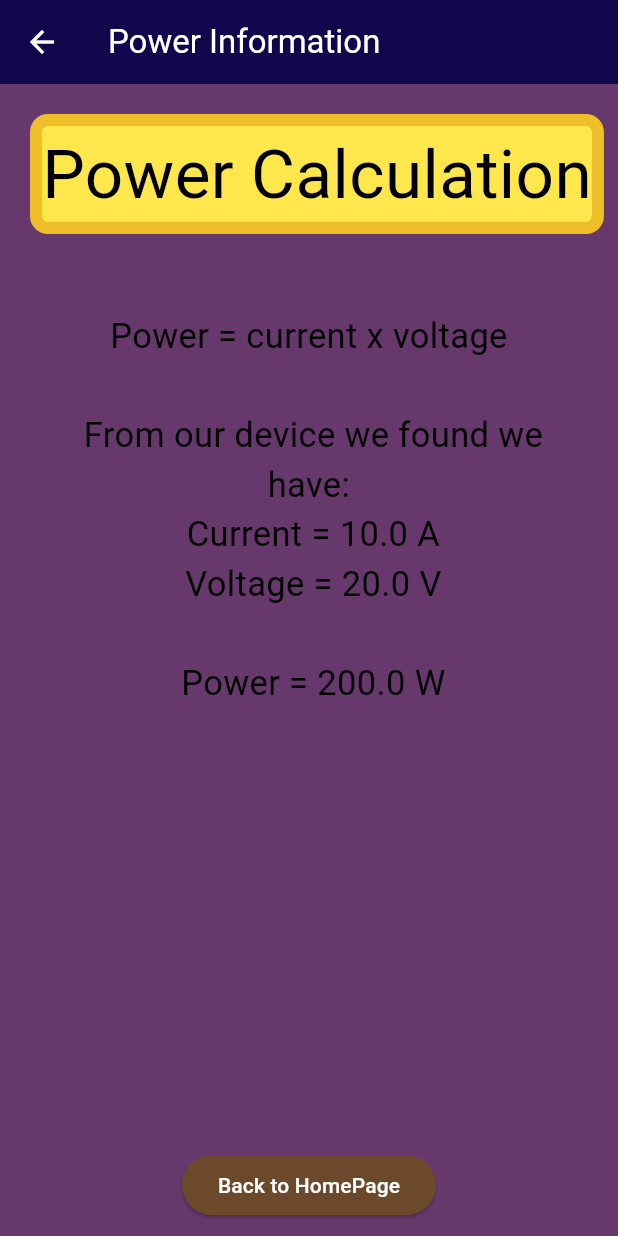
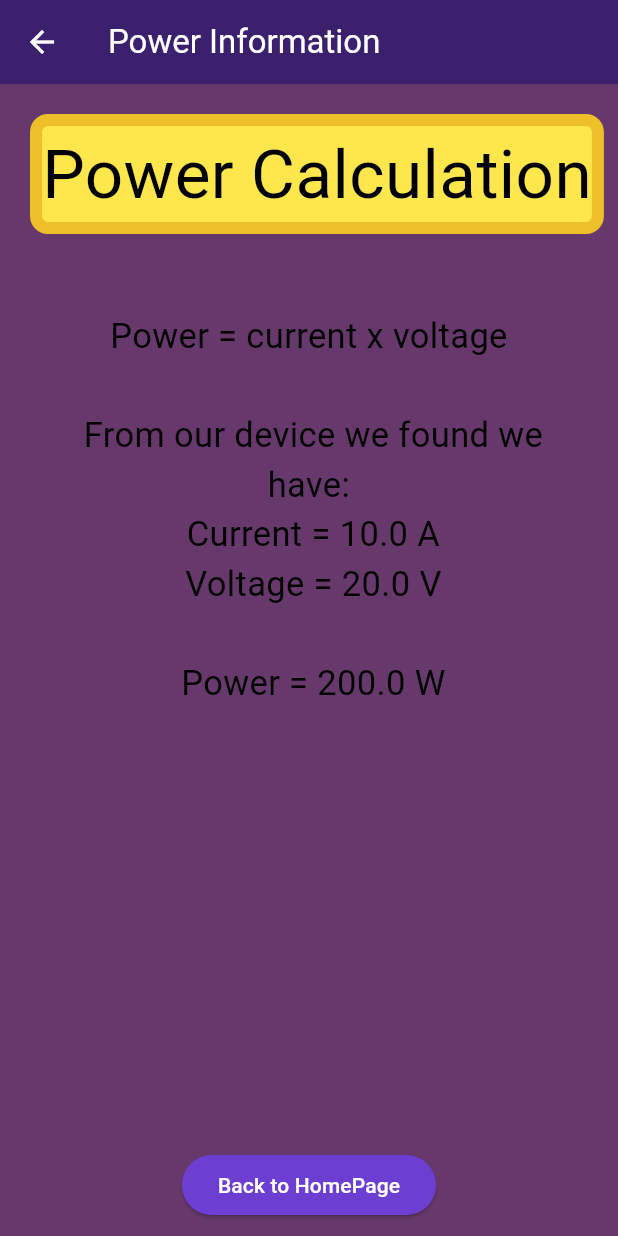
Before and after one commit to Vjain42/weceEOH_2024_25, a Flutter app: the screen it shows after launch, after a tap on an icon or button, on a phone screen of 412 x 824 dp. Run offline on Flutter 3.47's test engine with Material 3 defaults, Android fonts, the phone set to English and light mode, and no system bars; our stand-ins replace flutter_blue.

Commit message:
(maybe) fix height and theme colors

```diff
--- a/wece_hexapod_app/lib/homepage.dart
+++ b/wece_hexapod_app/lib/homepage.dart
@@ -84,7 +84,7 @@ class _HomePageState extends State<HomePage> {
         // Here we take the value from the MyHomePage object that was created by
         // the App.build method, and use it to set our appbar title.
         title: Text(widget.title),
-        backgroundColor: AppColors.purple,
+        backgroundColor: AppColors.indigo,
       ),
       body: Center(
         // Center is a layout widget. It takes a single child and positions it
@@ -213,7 +213,7 @@ class _HomePageState extends State<HomePage> {
                           );
                         },
                         style: ElevatedButton.styleFrom(
-                          backgroundColor: AppColors.yellow1,
+                          backgroundColor: AppColors.pink,
                         ),
                       ),
                     ),
@@ -237,7 +237,7 @@ class _HomePageState extends State<HomePage> {
                           );
                         },
                         style: ElevatedButton.styleFrom(
-                          backgroundColor: AppColors.yellow1,
+                          backgroundColor: AppColors.pink,
                         ),
                       ),
                     ),
@@ -260,7 +260,7 @@ class _HomePageState extends State<HomePage> {
                           });
                         },
                         style: ElevatedButton.styleFrom(
-                          backgroundColor: AppColors.yellow1,
+                          backgroundColor: AppColors.pink,
                         ),
                       ),
                     ),
--- a/wece_hexapod_app/lib/power_page.dart
+++ b/wece_hexapod_app/lib/power_page.dart
@@ -15,7 +15,7 @@ class _PowerPageState extends State<PowerInfo> {
     return Scaffold(
       appBar: AppBar(
         title: const Text("Power Information"),
-        backgroundColor: AppColors.purple,
+        backgroundColor: AppColors.indigo,
       ),
       body: Center(
         child: Column(
@@ -67,7 +67,7 @@ class _PowerPageState extends State<PowerInfo> {
                         Navigator.pop(context);
                       },
                       style: ElevatedButton.styleFrom(
-                        foregroundColor: AppColors.white, backgroundColor: AppColors.brown,
+                        foregroundColor: AppColors.white, backgroundColor: AppColors.purple,
                       ),
                     ),
                 ),
--- a/wece_hexapod_app/lib/theme.dart
+++ b/wece_hexapod_app/lib/theme.dart
@@ -14,10 +14,16 @@ class AppColors {
   static const yellow1 = Color(0xFFFDE74C);
   static const brown = Color(0xFF6C492B);
   static const yellow2 = Color(0xFFEEBF29);
-  static const purple = Color(0xFF10074C);
+  // 2025 new theme color palette
   static const pink = Color(0xFFCD66BB);
   static const cream = Color(0xFFF7F4DB);
   static const mauve = Color(0xFF67386C);
+  static const darkBlue = Color(0xFF170652);
+  static const purple = Color(0xFF6D3ED2);
+  static const deepPurple = Color(0xFF452589);
+  static const indigo = Color(0xFF3A206D);
+  static const grayishPurple = Color(0xFF4C456D);
+  static const gray = Color(0xFF84848C);
 
   //extras
   static const white = Color(0xFFFFFFFF);
--- a/wece_hexapod_app/lib/weather_page.dart
+++ b/wece_hexapod_app/lib/weather_page.dart
@@ -15,7 +15,7 @@ class _WeatherPageState extends State<WeatherInfo> {
     return Scaffold(
       appBar: AppBar(
         title: const Text("Weather Information"),
-        backgroundColor: AppColors.blue2,
+        backgroundColor: AppColors.indigo,
       ),
       body: Center(
         child: Column(
@@ -66,7 +66,7 @@ class _WeatherPageState extends State<WeatherInfo> {
                       Navigator.pop(context);
                     },
                     style: ElevatedButton.styleFrom(
-                      foregroundColor: AppColors.white, backgroundColor: AppColors.brown,
+                      foregroundColor: AppColors.white, backgroundColor: AppColors.purple,
                     ),
                   ),
                 ),
```
